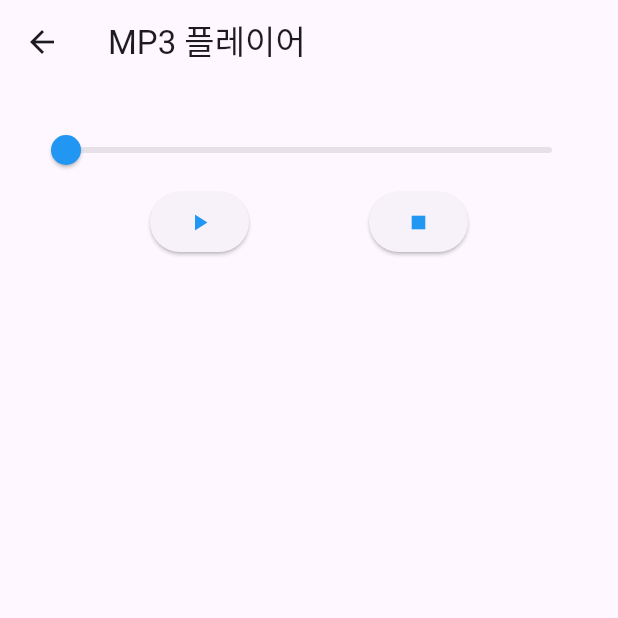
After one commit to kga9002/counter_app, a Flutter app: the AudioWidget screen opened directly, after a tap on the "play arrow" icon, on a phone screen of 412 x 824 dp, the top half of it. The commit adds this screen. Run offline on Flutter 3.47's test engine with Material 3 defaults, Android fonts, the phone set to English and light mode, and no system bars; our stand-ins replace audioplayers, firebase_auth, firebase_core, firebase_database, google_fonts, plugin_platform_interface; missing offline and left inert: firebase_core_platform_interface, mockito; accounts and stored records are empty; generated files the repository leaves out were written again.

Commit message:
[UPDATE] audio player

```diff
--- /dev/null
+++ b/lib/day14/audio.dart
@@ -0,0 +1,138 @@
+import 'package:flutter/material.dart';
+import 'package:audioplayers/audioplayers.dart';
+
+void main() => runApp(const AudioWidget());
+
+final player = AudioPlayer();
+
+class AudioWidget extends StatefulWidget {
+  const AudioWidget({super.key});
+
+  @override
+  State<AudioWidget> createState() => _AudioWidgetState();
+}
+
+class _AudioWidgetState extends State<AudioWidget> {
+  PlayerState _playerState = PlayerState.stopped;
+  double _currentSliderValue = 0;
+  Duration _totalDuration = Duration.zero;
+  Duration _currentPosition = Duration.zero;
+
+  @override
+  void initState() {
+    super.initState();
+    player.onPlayerStateChanged.listen((PlayerState s) {
+      setState(() {
+        _playerState = s;
+      });
+      print('현재 플레이어 상태 (UI 업데이트용): $_playerState'); // 디버깅
+    });
+
+    player.onDurationChanged.listen((Duration d) {
+      setState(() {
+        _totalDuration = d;
+      });
+    });
+
+    player.onPositionChanged.listen((Duration p) {
+      setState(() {
+        _currentPosition = p;
+        if (_totalDuration.inSeconds > 0) {
+          _currentSliderValue =
+              _currentPosition.inSeconds.toDouble() /
+              _totalDuration.inSeconds.toDouble();
+        }
+      });
+    });
+    player.onPlayerComplete.listen((event) {
+      setState(() {
+        _playerState = PlayerState.stopped;
+        _currentPosition = Duration.zero;
+        _currentSliderValue = 0.0;
+      });
+    });
+  }
+
+  toggleMusic() async {
+    try {
+      if (_playerState == PlayerState.playing) {
+        await player.pause();
+        print('음악 일시정지됨');
+      } else if (_playerState == PlayerState.paused) {
+        await player.resume();
+        print('음악 이어서 재생됨');
+      } else {
+        await player.play(
+          UrlSource(
+            "https://www.soundhelix.com/examples/mp3/SoundHelix-Song-1.mp3",
+          ),
+        );
+        print('음악 재생 시작됨');
+      }
+    } catch (e) {
+      print('재생/일시정지 오류: $e');
+    }
+  }
+
+  Future<void> _stopMusic() async {
+    try {
+      await player.stop();
+      setState(() {
+        _currentPosition = Duration.zero;
+        _currentSliderValue = 0.0;
+      });
+      print('음악 정지됨');
+    } catch (e) {
+      print('정지 오류: $e');
+    }
+  }
+
+  @override
+  void dispose() {
+    player.dispose();
+    super.dispose();
+  }
+
+  @override
+  Widget build(BuildContext context) {
+    return Scaffold(
+      appBar: AppBar(title: Text("MP3 플레이어")),
+      body: Container(
+        padding: EdgeInsets.all(20),
+        child: Column(
+          children: [
+            Slider(
+              value: _currentSliderValue,
+              min: 0,
+              max: 1,
+              activeColor: Colors.blue,
+              onChanged: (double newValue) {
+                setState(() {
+                  _currentSliderValue = newValue;
+                });
+              },
+            ),
+            Row(
+              mainAxisAlignment: MainAxisAlignment.spaceEvenly,
+              children: [
+                ElevatedButton(
+                  onPressed: toggleMusic,
+                  child: Icon(
+                    _playerState == PlayerState.playing
+                        ? Icons.pause
+                        : Icons.play_arrow,
+                    color: Colors.blue,
+                  ),
+                ),
+                ElevatedButton(
+                  onPressed: _stopMusic,
+                  child: Icon(Icons.stop, color: Colors.blue),
+                ),
+              ],
+            ),
+          ],
+        ),
+      ),
+    );
+  }
+}
```
Also changed, not shown: lib/day14/main.dart (+27 -4 lines).
